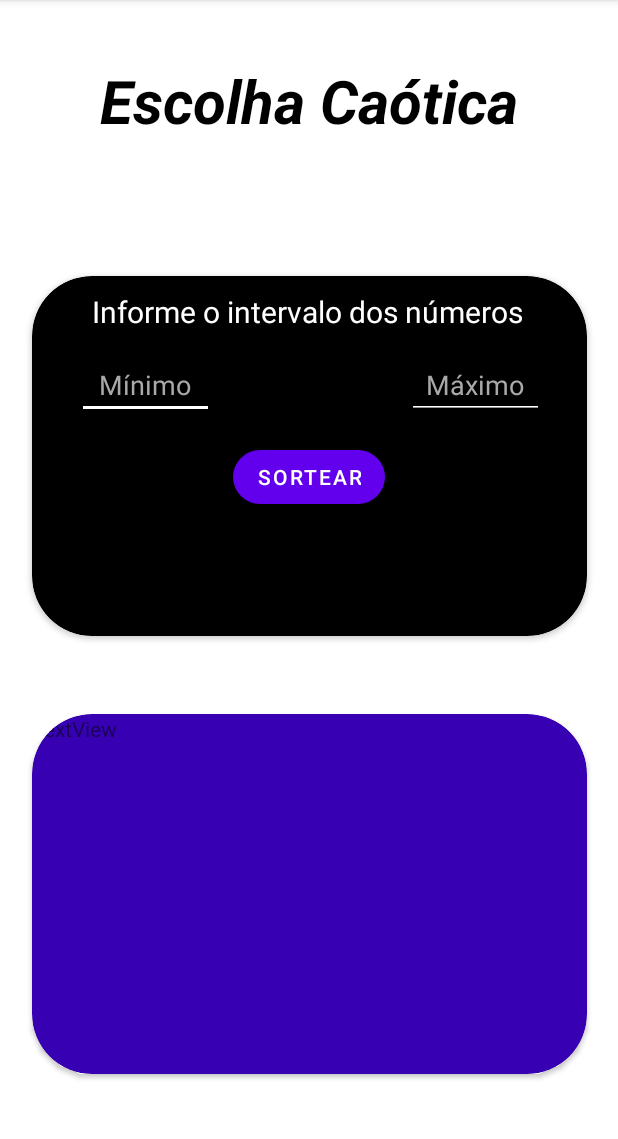
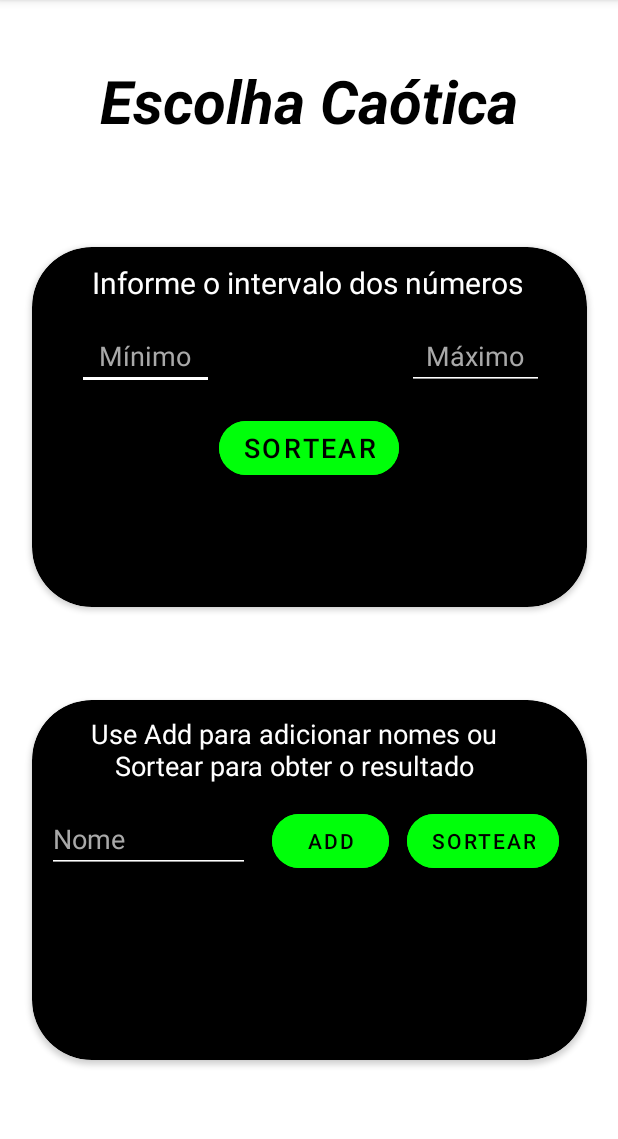
Before and after one commit to HugoJordan7/escolha-caotica, an Android app: the screen it shows after launch (MainActivity), on a phone screen of 412 x 824 dp, the part 84-1223 px from its top. Run offline under Robolectric (Android 15) with nearby library versions, the phone set to English and light mode, and no system bars.

Commit message:
cardNames layout

```diff
--- a/app/src/main/res/layout/activity_main.xml
+++ b/app/src/main/res/layout/activity_main.xml
@@ -28,8 +28,10 @@
         app:cardCornerRadius="40dp"
         app:layout_constraintBottom_toBottomOf="parent"
         app:layout_constraintEnd_toEndOf="parent"
+        app:layout_constraintHorizontal_bias="0.512"
         app:layout_constraintStart_toStartOf="parent"
-        app:layout_constraintTop_toTopOf="parent" >
+        app:layout_constraintTop_toTopOf="parent"
+        app:layout_constraintVertical_bias="0.447">
 
         <Button
             android:id="@+id/button_cardNumbers"
@@ -37,18 +39,21 @@
             android:layout_height="wrap_content"
             android:layout_gravity="center_horizontal"
             android:layout_marginTop="110dp"
+            android:backgroundTint="@color/green"
             android:text="@string/button_cardNumbers"
+            android:textColor="@color/black"
+            android:textSize="18sp"
             app:cornerRadius="80dp" />
 
         <TextView
             android:id="@+id/text_cardNumbers_tittle"
             android:layout_width="wrap_content"
             android:layout_height="wrap_content"
-            android:textSize="20sp"
+            android:layout_marginLeft="40dp"
+            android:layout_marginTop="10dp"
             android:text="@string/text_cardNumbers_tittle"
             android:textColor="@color/white"
-            android:layout_marginLeft="40dp"
-            android:layout_marginTop="10dp"/>
+            android:textSize="20sp" />
 
         <EditText
             android:id="@+id/input_cardNumbers_minimum"
@@ -58,11 +63,11 @@
             android:layout_marginTop="50dp"
             android:backgroundTint="@color/white"
             android:ems="10"
-            android:textColor="@color/white"
+            android:gravity="center"
             android:hint="@string/input_cardNumbers_minimum"
             android:inputType="number"
-            android:gravity="center"
             android:maxLength="4"
+            android:textColor="@color/white"
             android:textColorHint="@color/gray" />
 
         <EditText
@@ -73,28 +78,28 @@
             android:layout_marginTop="50dp"
             android:backgroundTint="@color/white"
             android:ems="10"
-            android:textColor="@color/white"
+            android:gravity="center"
             android:hint="@string/input_cardNumbers_maximum"
             android:inputType="number"
-            android:gravity="center"
             android:maxLength="4"
+            android:textColor="@color/white"
             android:textColorHint="@color/gray" />
 
         <TextView
             android:id="@+id/txt_cardNumbers_result"
             android:layout_width="wrap_content"
             android:layout_height="wrap_content"
-            android:textSize="28dp"
+            android:layout_gravity="center"
+            android:layout_marginTop="75dp"
             android:textColor="@color/white"
-            android:layout_gravity="center"
-            android:layout_marginTop="75dp"/>
+            android:textSize="28sp" />
     </androidx.cardview.widget.CardView>
 
     <androidx.cardview.widget.CardView
         android:id="@+id/card_names"
         android:layout_width="370dp"
         android:layout_height="240dp"
-        app:cardBackgroundColor="@color/purple_700"
+        app:cardBackgroundColor="@color/black"
         app:cardCornerRadius="40dp"
         app:layout_constraintBottom_toBottomOf="parent"
         app:layout_constraintEnd_toEndOf="parent"
@@ -103,9 +108,60 @@
 
         <TextView
             android:id="@+id/txt_cardNames_tittle"
+            android:layout_width="330dp"
+            android:layout_height="wrap_content"
+            android:layout_marginLeft="10dp"
+            android:layout_marginTop="10dp"
+            android:text="@string/txt_cardNames_tittle"
+            android:gravity="center"
+            android:textColor="@color/white"
+            android:textSize="18sp" />
+
+        <EditText
+            android:id="@+id/input_cardNames_name"
+            android:layout_width="135dp"
+            android:layout_height="wrap_content"
+            android:layout_marginLeft="10dp"
+            android:layout_marginTop="70dp"
+            android:backgroundTint="@color/white"
+            android:ems="10"
+            android:gravity=""
+            android:hint="@string/input_cardNames_name"
+            android:inputType="textPersonName"
+            android:textColor="@color/white"
+            android:textColorHint="@color/gray" />
+
+        <Button
+            android:id="@+id/button_cardNames_add"
+            android:layout_width="78dp"
+            android:layout_height="wrap_content"
+            android:layout_marginLeft="160dp"
+            android:backgroundTint="@color/green"
+            android:textColor="@color/black"
+            android:layout_marginTop="70dp"
+            android:text="@string/button_cardNames_add"
+            app:cornerRadius="80dp"/>
+
+        <Button
+            android:id="@+id/button_cardNames_sort"
             android:layout_width="wrap_content"
             android:layout_height="wrap_content"
-            android:text="TextView" />
+            android:layout_marginLeft="250dp"
+            android:backgroundTint="@color/green"
+            android:textColor="@color/black"
+            android:layout_marginTop="70dp"
+            android:text="@string/button_cardNames_sort"
+            app:cornerRadius="80dp"/>
+
+        <TextView
+            android:id="@+id/txt_cardNames_result"
+            android:layout_width="wrap_content"
+            android:layout_height="wrap_content"
+            android:layout_gravity="center"
+            android:layout_marginTop="40dp"
+            android:textColor="@color/white"
+            android:textSize="28sp" />
+
     </androidx.cardview.widget.CardView>
 
 </androidx.constraintlayout.widget.ConstraintLayout>
--- a/app/src/main/res/values/colors.xml
+++ b/app/src/main/res/values/colors.xml
@@ -5,6 +5,7 @@
     <color name="purple_700">#FF3700B3</color>
     <color name="teal_200">#FF03DAC5</color>
     <color name="teal_700">#FF018786</color>
+    <color name="green">#00FF0A</color>
     <color name="black">#FF000000</color>
     <color name="white">#FFFFFFFF</color>
     <color name="gray">#A9A9A9</color>
--- a/app/src/main/res/values/strings.xml
+++ b/app/src/main/res/values/strings.xml
@@ -6,4 +6,8 @@
     <string name="input_cardNumbers_maximum">Máximo</string>
     <string name="button_cardNumbers">Sortear</string>
     <string name="txt_cardNumbers_result">Result</string>
+    <string name="txt_cardNames_tittle">Use Add para adicionar nomes ou Sortear para obter o resultado</string>
+    <string name="input_cardNames_name">Nome</string>
+    <string name="button_cardNames_add">Add</string>
+    <string name="button_cardNames_sort">Sortear</string>
 </resources>
```
